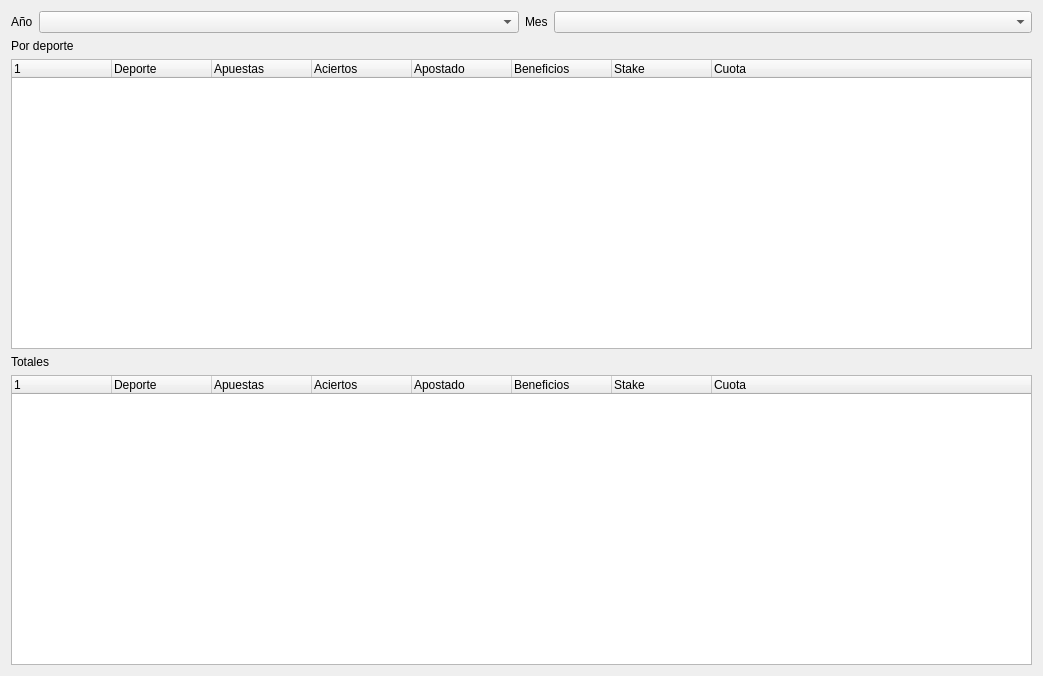
The window that ui/stats_sport.ui (soker90/betcon) describes before a commit, drawn with Qt 5.
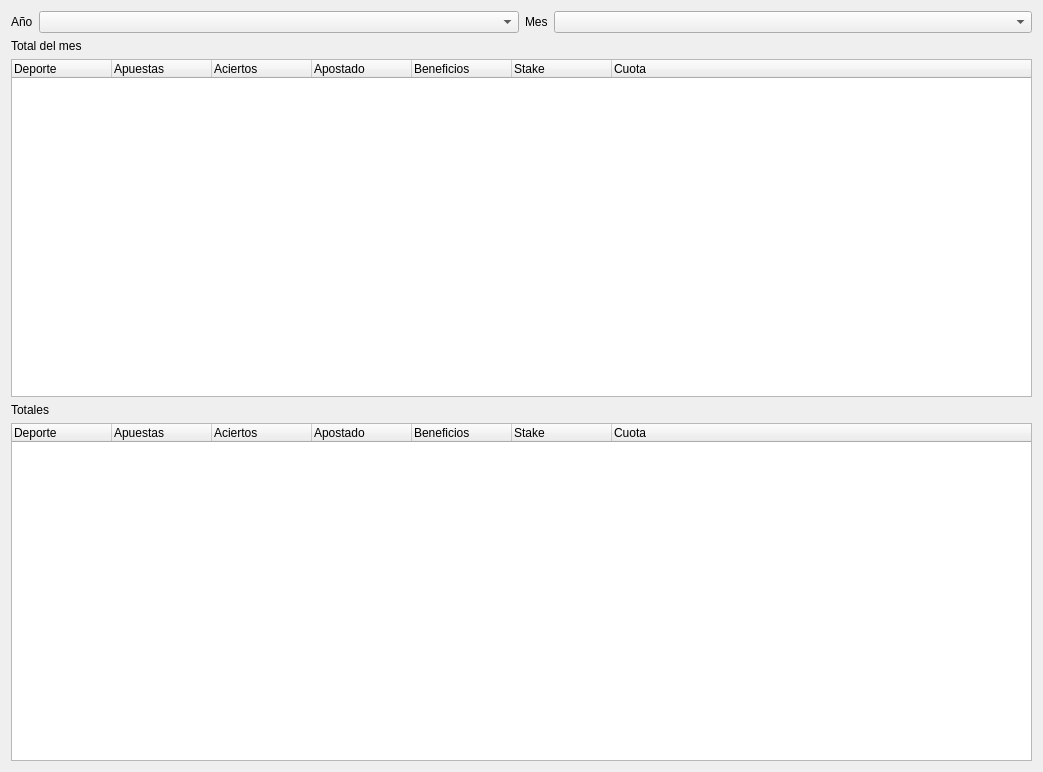
The same window after the commit.

Commit message: 1. Added bookie stats

```diff
--- a/ui/stats_sport.ui
+++ b/ui/stats_sport.ui
@@ -7,7 +7,7 @@
     <x>0</x>
     <y>0</y>
     <width>1043</width>
-    <height>676</height>
+    <height>772</height>
    </rect>
   </property>
   <property name="windowTitle">
@@ -49,17 +49,12 @@
    <item>
     <widget class="QLabel" name="label_3">
      <property name="text">
-      <string>Por deporte</string>
+      <string>Total del mes</string>
      </property>
     </widget>
    </item>
    <item>
-    <widget class="QTreeWidget" name="treeWidget">
-     <column>
-      <property name="text">
-       <string/>
-      </property>
-     </column>
+    <widget class="QTreeWidget" name="treeMonth">
      <column>
       <property name="text">
        <string>Deporte</string>
@@ -105,12 +100,7 @@
     </widget>
    </item>
    <item>
-    <widget class="QTreeWidget" name="treeWidget_2">
-     <column>
-      <property name="text">
-       <string/>
-      </property>
-     </column>
+    <widget class="QTreeWidget" name="treeTotal">
      <column>
       <property name="text">
        <string>Deporte</string>
```
Left out of the diff: 4 changed lines with no effect on the pictures. The commit also changes 6 other files.
